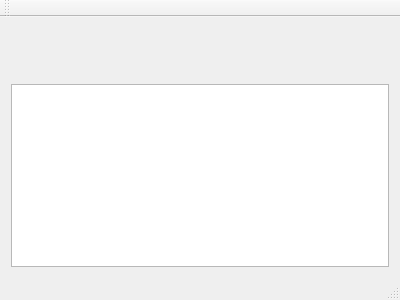
The window that mainwindow.ui (katecpp/sheep_sweeper) describes before a commit, drawn with Qt 5.
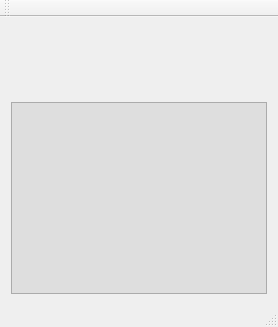
The same window after the commit. Custom widgets are drawn as their Qt base class.

Commit message: MainWindow size adjustment

What changed in the file:
```diff
--- a/mainwindow.ui
+++ b/mainwindow.ui
@@ -6,24 +6,39 @@
    <rect>
     <x>0</x>
     <y>0</y>
-    <width>400</width>
-    <height>300</height>
+    <width>276</width>
+    <height>327</height>
    </rect>
   </property>
+  <property name="sizePolicy">
+   <sizepolicy hsizetype="Minimum" vsizetype="Minimum">
+    <horstretch>0</horstretch>
+    <verstretch>0</verstretch>
+   </sizepolicy>
+  </property>
   <property name="windowTitle">
    <string>MainWindow</string>
   </property>
   <widget class="QWidget" name="centralWidget">
+   <property name="sizePolicy">
+    <sizepolicy hsizetype="Minimum" vsizetype="Minimum">
+     <horstretch>0</horstretch>
+     <verstretch>0</verstretch>
+    </sizepolicy>
+   </property>
    <layout class="QVBoxLayout" name="verticalLayout_2">
     <item>
      <layout class="QVBoxLayout" name="verticalLayout">
+      <property name="spacing">
+       <number>3</number>
+      </property>
       <property name="sizeConstraint">
-       <enum>QLayout::SetFixedSize</enum>
+       <enum>QLayout::SetMinimumSize</enum>
       </property>
       <item>
        <widget class="CTopWidget" name="topWidget" native="true">
         <property name="sizePolicy">
-         <sizepolicy hsizetype="Expanding" vsizetype="Minimum">
+         <sizepolicy hsizetype="Fixed" vsizetype="Fixed">
           <horstretch>0</horstretch>
           <verstretch>0</verstretch>
          </sizepolicy>
@@ -36,14 +51,24 @@
         </property>
         <property name="maximumSize">
          <size>
-          <width>400</width>
+          <width>4000</width>
           <height>100</height>
          </size>
         </property>
        </widget>
       </item>
-      <item>
-       <widget class="CTableView" name="m_view"/>
+      <item alignment="Qt::AlignHCenter|Qt::AlignVCenter">
+       <widget class="CTableView" name="m_view">
+        <property name="sizePolicy">
+         <sizepolicy hsizetype="Fixed" vsizetype="Fixed">
+          <horstretch>0</horstretch>
+          <verstretch>0</verstretch>
+         </sizepolicy>
+        </property>
+        <property name="styleSheet">
+         <string notr="true">background-color: rgb(222, 222, 222)</string>
+        </property>
+       </widget>
       </item>
      </layout>
     </item>
```
Left out of the diff: 4 changed lines with no effect on the pictures. The commit also changes 2 other files.
